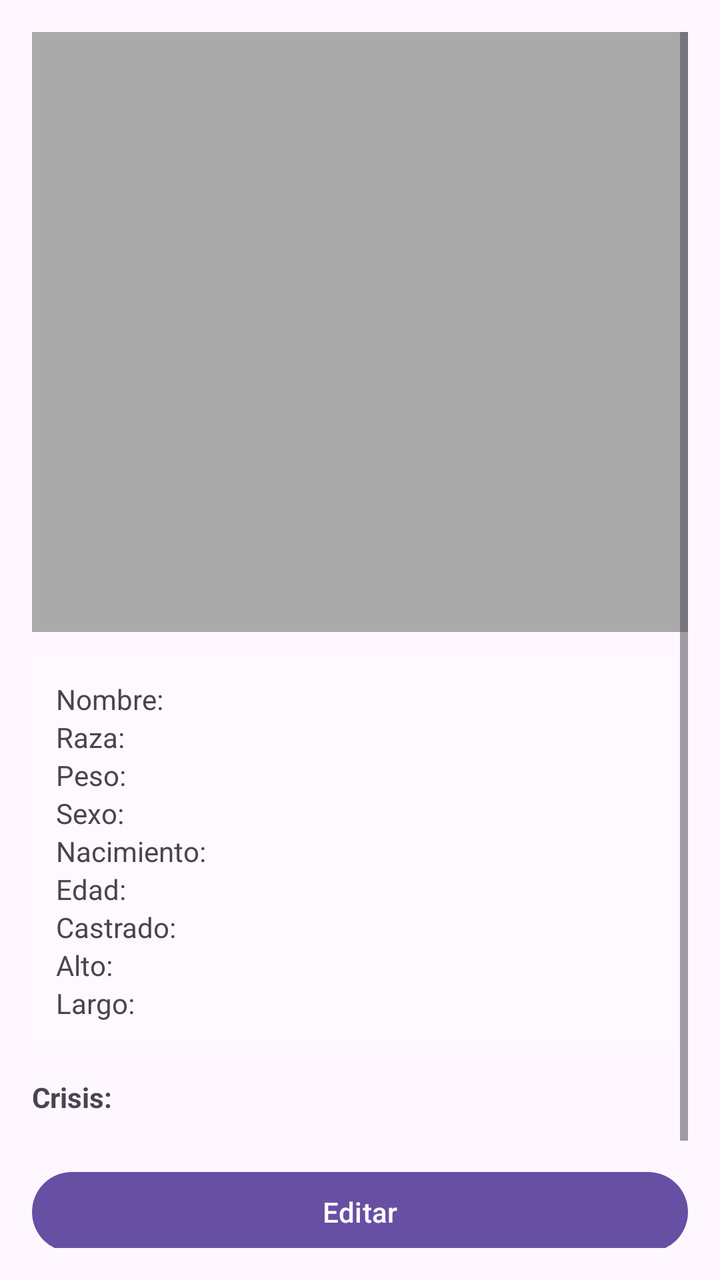
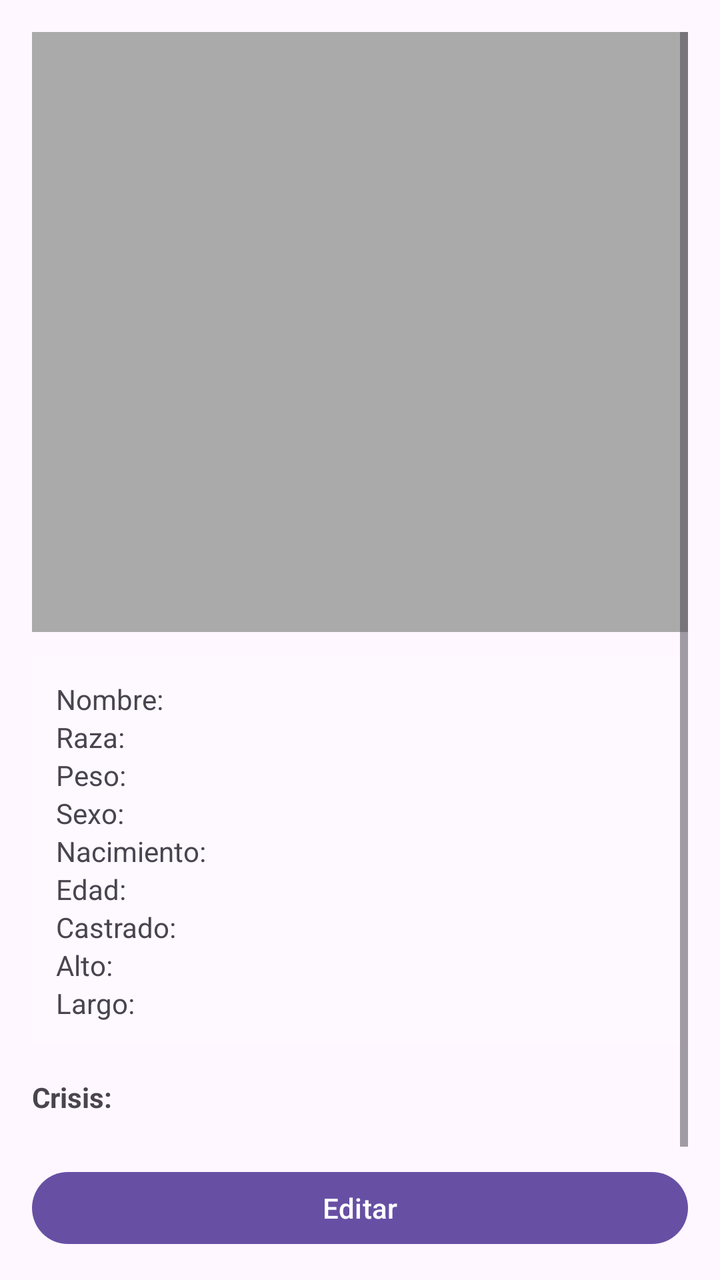

Two renders of the same Android screen: before a commit and after it. Below are the layout's source before the change and the commit's diff.
<!-- AndroidManifest.xml: application theme Theme.Loveito -->
<!-- res/layout/fragment_pet_form.xml -->
<?xml version="1.0" encoding="utf-8"?>
<ScrollView xmlns:android="http://schemas.android.com/apk/res/android"
    android:layout_width="match_parent"
    android:layout_height="match_parent"
    android:padding="16dp">

    <LinearLayout
        android:layout_width="match_parent"
        android:layout_height="wrap_content"
        android:orientation="vertical">

        
        <ImageView
            android:id="@+id/ivPreview"
            android:layout_width="match_parent"
            android:layout_height="wrap_content"
            android:adjustViewBounds="true"
            android:scaleType="fitCenter"
            android:maxHeight="300dp"
            android:src="@android:color/darker_gray" />

        
        <LinearLayout
            android:id="@+id/groupView"
            android:layout_width="match_parent"
            android:layout_height="wrap_content"
            android:orientation="vertical">

            
            <LinearLayout
                android:id="@+id/cardSummary"
                android:layout_width="match_parent"
                android:layout_height="wrap_content"
                android:orientation="vertical"
                android:padding="12dp"
                android:background="#1FFFFFFF"
                android:layout_marginTop="12dp">

                <TextView android:id="@+id/tvSName" android:layout_width="match_parent" android:layout_height="wrap_content" android:text="Nombre:"/>
                <TextView android:id="@+id/tvSBreed" android:layout_width="match_parent" android:layout_height="wrap_content" android:text="Raza:"/>
                <TextView android:id="@+id/tvSWeight" android:layout_width="match_parent" android:layout_height="wrap_content" android:text="Peso:"/>
                <TextView android:id="@+id/tvSSex" android:layout_width="match_parent" android:layout_height="wrap_content" android:text="Sexo:"/>
                <TextView android:id="@+id/tvSBirth" android:layout_width="match_parent" android:layout_height="wrap_content" android:text="Nacimiento:"/>
                <TextView android:id="@+id/tvSAge" android:layout_width="match_parent" android:layout_height="wrap_content" android:text="Edad:"/>
                <TextView android:id="@+id/tvSNeutered" android:layout_width="match_parent" android:layout_height="wrap_content" android:text="Castrado:"/>
                <TextView android:id="@+id/tvSHeight" android:layout_width="match_parent" android:layout_height="wrap_content" android:text="Alto:"/>
                <TextView android:id="@+id/tvSLength" android:layout_width="match_parent" android:layout_height="wrap_content" android:text="Largo:"/>
            </LinearLayout>

            <TextView
                android:layout_width="wrap_content"
                android:layout_height="wrap_content"
                android:text="Crisis:"
                android:textStyle="bold"
                android:layout_marginTop="16dp" />

            
            <LinearLayout
                android:id="@+id/containerCrises"
                android:layout_width="match_parent"
                android:layout_height="wrap_content"
                android:orientation="vertical"
                android:layout_marginTop="8dp" />

            <Button
                android:id="@+id/btnStartEdit"
                android:layout_width="match_parent"
                android:layout_height="wrap_content"
                android:text="Editar"
                android:layout_marginTop="16dp" />
            <Button
                android:id="@+id/btnDeletePet"
                android:layout_width="match_parent"
                android:layout_height="wrap_content"
                android:text="Eliminar"
                android:layout_marginTop="24dp"
                android:backgroundTint="#D32F2F"
                android:textColor="@android:color/white" />
        </LinearLayout>

        
        <LinearLayout
            android:id="@+id/groupEdit"
            android:layout_width="match_parent"
            android:layout_height="wrap_content"
            android:orientation="vertical"
            android:visibility="gone">

            <TextView
                android:layout_width="wrap_content"
                android:layout_height="wrap_content"
                android:text="Foto de perfil"
                android:textStyle="bold"
                android:layout_marginTop="12dp"/>
            <Button
                android:id="@+id/btnPickImage"
                android:layout_width="match_parent"
                android:layout_height="wrap_content"
                android:text="Elegir foto" />

            <TextView
                android:layout_width="wrap_content"
                android:layout_height="wrap_content"
                android:text="Nombre"
                android:layout_marginTop="12dp"/>
            <EditText
                android:id="@+id/etPetName"
                android:layout_width="match_parent"
                android:layout_height="wrap_content"
                android:hint="Ej: Lobito" />

            <TextView
                android:layout_width="wrap_content"
                android:layout_height="wrap_content"
                android:text="Raza"
                android:layout_marginTop="8dp"/>
            <EditText
                android:id="@+id/etPetBreed"
                android:layout_width="match_parent"
                android:layout_height="wrap_content"
                android:hint="Ej: Mestizo" />

            <TextView
                android:layout_width="wrap_content"
                android:layout_height="wrap_content"
                android:text="Peso (kg)"
                android:layout_marginTop="8dp"/>
            <EditText
                android:id="@+id/etPetWeight"
                android:layout_width="match_parent"
                android:layout_height="wrap_content"
                android:hint="Ej: 23.5"
                android:inputType="numberDecimal" />

            <TextView
                android:layout_width="wrap_content"
                android:layout_height="wrap_content"
                android:text="Sexo"
                android:layout_marginTop="8dp"/>
            <Spinner
                android:id="@+id/spSex"
                android:layout_width="match_parent"
                android:layout_height="wrap_content" />

            <TextView
                android:layout_width="wrap_content"
                android:layout_height="wrap_content"
                android:text="Fecha de nacimiento"
                android:layout_marginTop="8dp"/>
            <LinearLayout
                android:layout_width="match_parent"
                android:layout_height="wrap_content"
                android:orientation="horizontal">

                <Button
                    android:id="@+id/btnPickBirth"
                    android:layout_width="wrap_content"
                    android:layout_height="wrap_content"
                    android:text="Elegir" />

                <TextView
                    android:id="@+id/tvBirthDate"
                    android:layout_width="wrap_content"
                    android:layout_height="wrap_content"
                    android:text="No definida"
                    android:layout_marginStart="12dp"
                    android:layout_gravity="center_vertical"/>
            </LinearLayout>

            <CheckBox
                android:id="@+id/cbNeutered"
                android:layout_width="match_parent"
                android:layout_height="wrap_content"
                android:text="Castrado/a"
                android:layout_marginTop="8dp" />

            <TextView
                android:layout_width="wrap_content"
                android:layout_height="wrap_content"
                android:text="Alto (cm)"
                android:layout_marginTop="8dp"/>
            <EditText
                android:id="@+id/etHeightCm"
                android:layout_width="match_parent"
                android:layout_height="wrap_content"
                android:hint="Ej: 55"
                android:inputType="numberDecimal" />

            <TextView
                android:layout_width="wrap_content"
                android:layout_height="wrap_content"
                android:text="Largo (cm)"
                android:layout_marginTop="8dp"/>
            <EditText
                android:id="@+id/etLengthCm"
                android:layout_width="match_parent"
                android:layout_height="wrap_content"
                android:hint="Ej: 75"
                android:inputType="numberDecimal" />

            <LinearLayout
                android:layout_width="match_parent"
                android:layout_height="wrap_content"
                android:orientation="horizontal"
                android:layout_marginTop="12dp">

                <Button
                    android:id="@+id/btnSavePet"
                    android:layout_width="0dp"
                    android:layout_height="wrap_content"
                    android:layout_weight="1"
                    android:text="Guardar" />

                <Space
                    android:layout_width="8dp"
                    android:layout_height="wrap_content" />

                <Button
                    android:id="@+id/btnCancelEdit"
                    android:layout_width="0dp"
                    android:layout_height="wrap_content"
                    android:layout_weight="1"
                    android:text="Cancelar" />
            </LinearLayout>

            <Button
                android:id="@+id/btnDeletePet"
                android:layout_width="match_parent"
                android:layout_height="wrap_content"
                android:text="Eliminar Mascota"
                android:layout_marginTop="8dp"
                android:backgroundTint="#D32F2F"
                android:textColor="@android:color/white" />
        </LinearLayout>

    </LinearLayout>
</ScrollView>
<!-- resources referenced by this layout -->
<resources>
  <style name="Theme.Loveito" parent="Theme.Material3.DayNight.NoActionBar" />
</resources>

<!-- the commit's change to res/layout/fragment_pet_form.xml (unified diff, before → after) -->
@@ -65,7 +65,7 @@
             <Button
                 android:id="@+id/btnStartEdit"
                 android:layout_width="match_parent"
-                android:layout_height="wrap_content"
+                android:layout_height="44dp"
                 android:text="Editar"
                 android:layout_marginTop="16dp" />
             <Button
